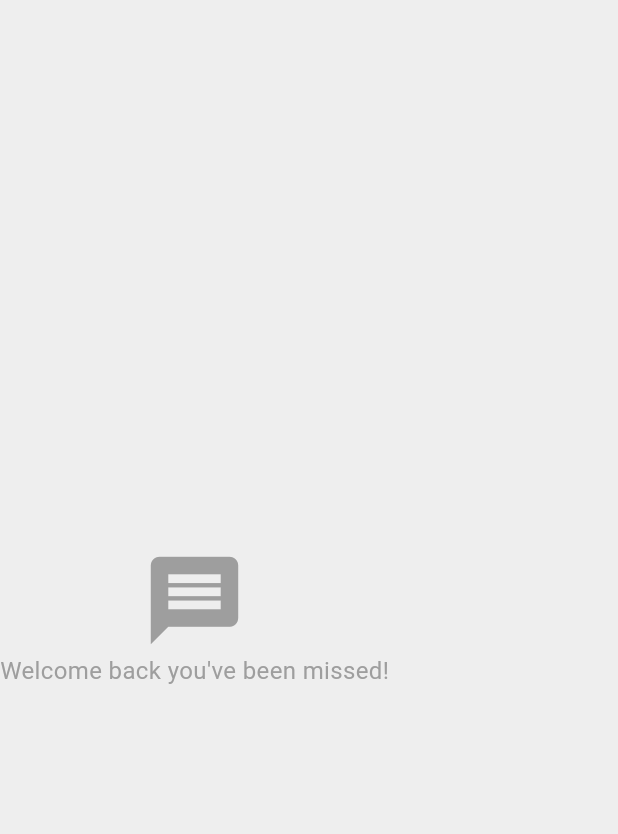
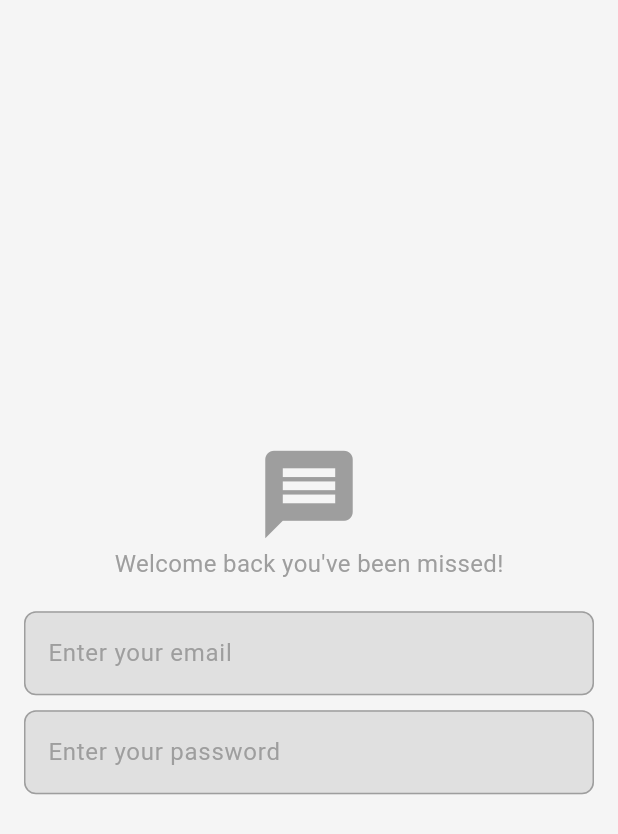
Before and after one commit to Hishamk99/ChatApp, a Flutter app: the screen it shows after launch, on a phone screen of 412 x 824 dp. Shown: the top 834 px of the screen. Run offline on Flutter 3.47's test engine with Material 3 defaults, Android fonts, the phone set to English and light mode, and no system bars; our stand-ins replace firebase_core; accounts and stored records are empty.

Commit message:
create custom text field

```diff
--- a/lib/main.dart
+++ b/lib/main.dart
@@ -20,9 +20,9 @@ class ChatApp extends StatelessWidget {
       debugShowCheckedModeBanner: false,
       theme: ThemeData(
         colorScheme: ColorScheme.light(
-          background: Colors.grey.shade200,
+          background: Colors.grey.shade100,
           primary: Colors.grey.shade500,
-          secondary: Colors.grey.shade200,
+          secondary: Colors.grey.shade300,
           tertiary: Colors.white,
           inversePrimary: Colors.grey.shade900,
         ),
--- a/lib/screens/login_page.dart
+++ b/lib/screens/login_page.dart
@@ -1,3 +1,4 @@
+import 'package:chat_app/widgets/custom_text_field.dart';
 import 'package:flutter/material.dart';
 
 class LoginPage extends StatelessWidget {
@@ -5,7 +6,9 @@ class LoginPage extends StatelessWidget {
 
   @override
   Widget build(BuildContext context) {
-    return Column(
+    return Padding(
+      padding: const EdgeInsets.symmetric(horizontal: 16),
+      child: Column(
         mainAxisAlignment: MainAxisAlignment.center,
         children: [
           Icon(
@@ -20,7 +23,20 @@ class LoginPage extends StatelessWidget {
               fontSize: 16,
             ),
           ),
+          const SizedBox(
+            height: 20,
+          ),
+          const CustomTextField(
+            hintText: 'Enter your email',
+          ),
+          const SizedBox(
+            height: 10,
+          ),
+          const CustomTextField(
+            hintText: 'Enter your password',
+          ),
         ],
+      ),
     );
   }
 }
--- /dev/null
+++ b/lib/widgets/custom_text_field.dart
@@ -0,0 +1,40 @@
+import 'package:flutter/material.dart';
+
+class CustomTextField extends StatelessWidget {
+  const CustomTextField({
+    super.key,
+    required this.hintText,
+  });
+  final String hintText;
+  @override
+  Widget build(BuildContext context) {
+    return TextField(
+      decoration: InputDecoration(
+        hintText: hintText,
+        hintStyle: TextStyle(
+          color: Theme.of(context).colorScheme.primary,
+        ),
+        fillColor: Theme.of(context).colorScheme.secondary,
+        filled: true,
+        border: OutlineInputBorder(
+          borderRadius: BorderRadius.circular(8),
+          borderSide: BorderSide(
+            color: Theme.of(context).colorScheme.tertiary,
+          ),
+        ),
+        focusedBorder: OutlineInputBorder(
+          borderRadius: BorderRadius.circular(8),
+          borderSide: BorderSide(
+            color: Theme.of(context).colorScheme.tertiary,
+          ),
+        ),
+        enabledBorder: OutlineInputBorder(
+          borderRadius: BorderRadius.circular(8),
+          borderSide: BorderSide(
+            color: Theme.of(context).colorScheme.primary,
+          ),
+        ),
+      ),
+    );
+  }
+}
```
Lines whose indentation alone changed are shown as unchanged.
